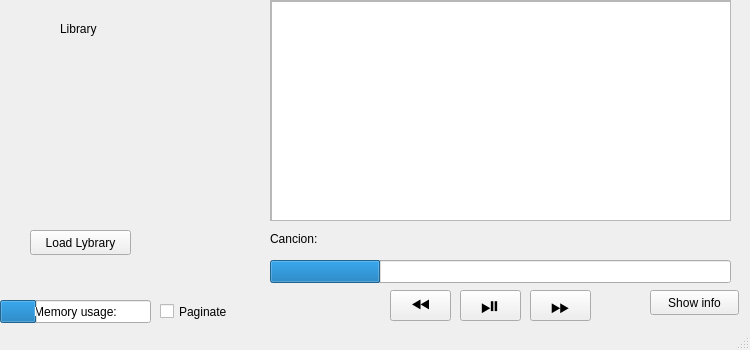
Diefudu2/Odissey_radio2.0, file mainwindow.ui: the form before one commit.
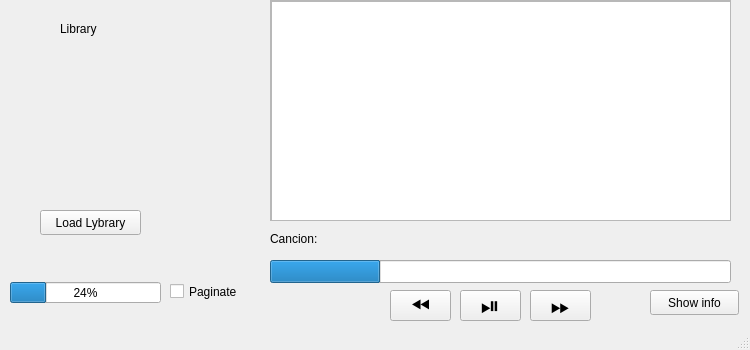
The form after the commit.

What changed in the file:
```diff
--- a/mainwindow.ui
+++ b/mainwindow.ui
@@ -157,8 +157,8 @@
    <widget class="QCheckBox" name="checkBox">
     <property name="geometry">
      <rect>
-      <x>160</x>
-      <y>300</y>
+      <x>170</x>
+      <y>280</y>
       <width>92</width>
       <height>23</height>
      </rect>
@@ -173,17 +173,17 @@
    <widget class="QProgressBar" name="progressBar_2">
     <property name="geometry">
      <rect>
-      <x>0</x>
-      <y>300</y>
+      <x>10</x>
+      <y>282</y>
       <width>151</width>
-      <height>23</height>
+      <height>21</height>
      </rect>
     </property>
     <property name="value">
      <number>24</number>
     </property>
     <property name="format">
-     <string>Memory usage:</string>
+     <string>%p%</string>
     </property>
    </widget>
    <widget class="QLabel" name="label">
@@ -215,8 +215,8 @@
    <widget class="QPushButton" name="Load_Library">
     <property name="geometry">
      <rect>
-      <x>30</x>
-      <y>230</y>
+      <x>40</x>
+      <y>210</y>
       <width>101</width>
       <height>25</height>
      </rect>
```
Left out of the diff: 13 changed lines with no effect on the pictures.
